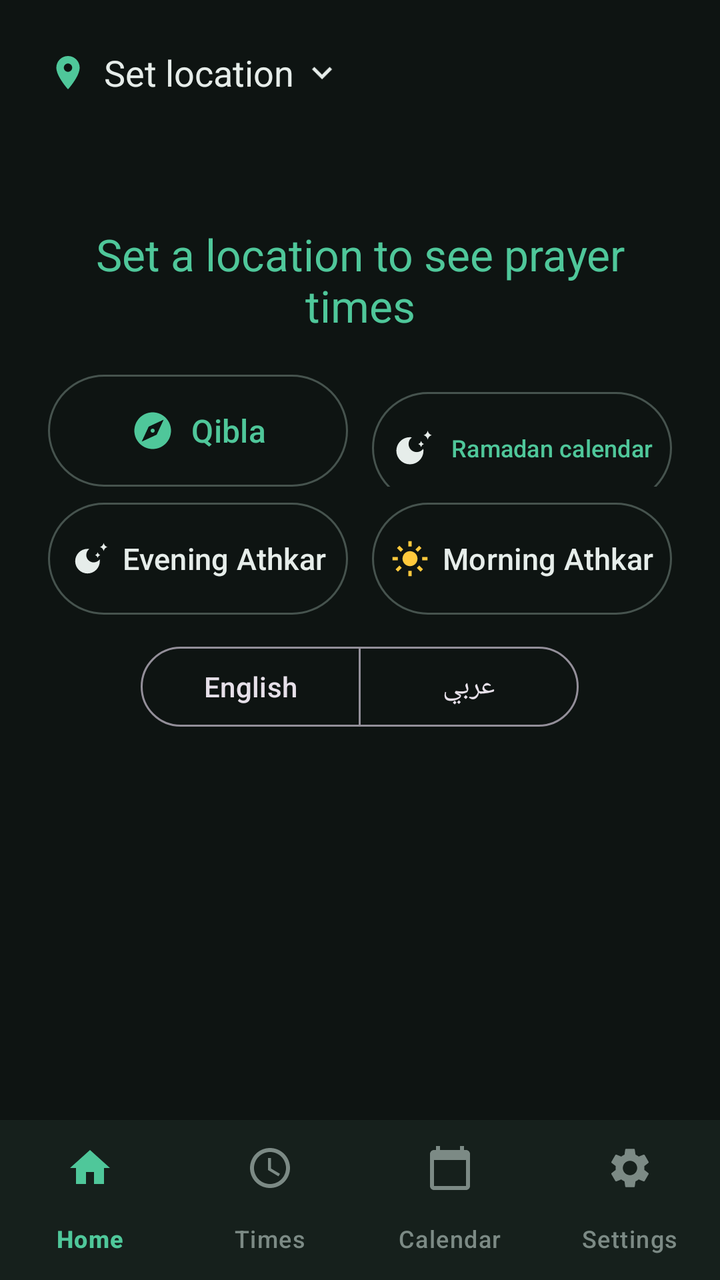
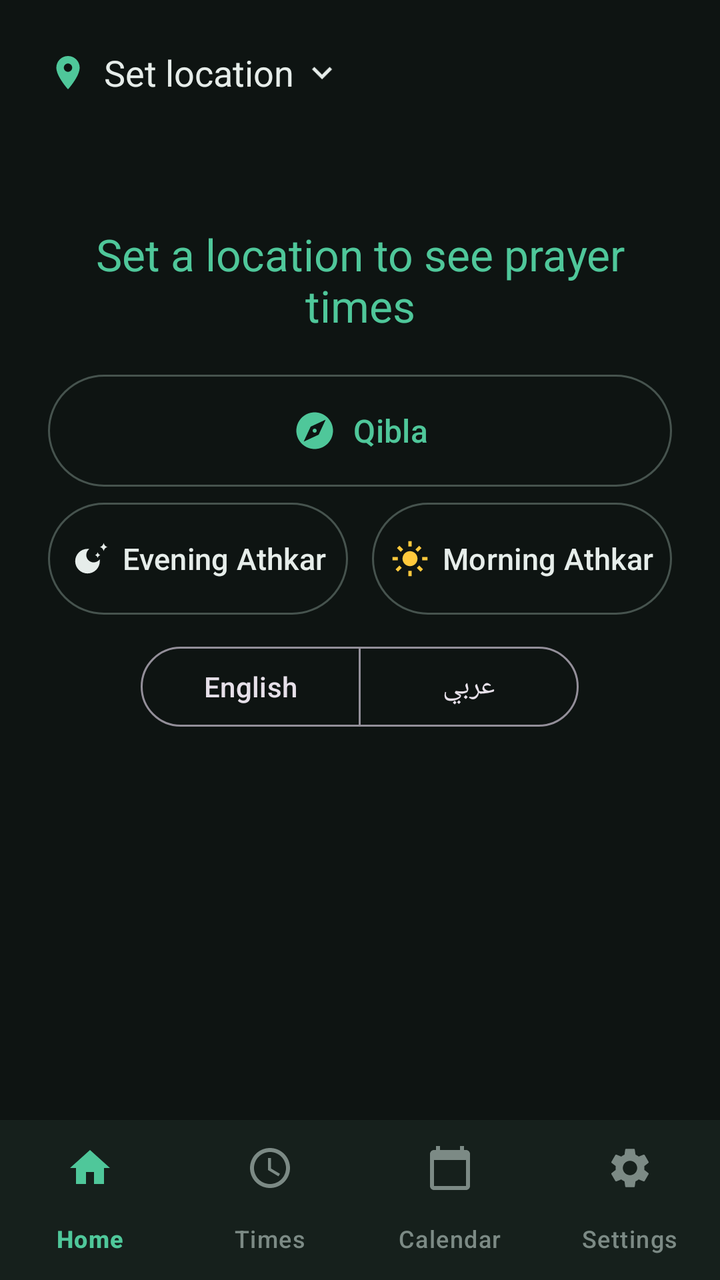

The first picture is an Android layout as it rendered before a commit; the second is the same layout after the commit. The layout source and the unified diff follow.
<!-- AndroidManifest.xml: application theme Theme.Athan -->
<!-- res/layout/activity_main.xml -->
<?xml version="1.0" encoding="utf-8"?>
<LinearLayout xmlns:android="http://schemas.android.com/apk/res/android"
    xmlns:app="http://schemas.android.com/apk/res-auto"
    android:id="@+id/root"
    android:layout_width="match_parent"
    android:layout_height="match_parent"
    android:background="@color/bg"
    android:orientation="vertical">

    <ScrollView
        android:id="@+id/scroll"
        android:layout_width="match_parent"
        android:layout_height="0dp"
        android:layout_weight="1"
        android:fillViewport="true">

        <LinearLayout
            android:id="@+id/content"
            android:layout_width="match_parent"
            android:layout_height="wrap_content"
            android:orientation="vertical"
            android:paddingStart="24dp"
            android:paddingTop="16dp"
            android:paddingEnd="24dp"
            android:paddingBottom="16dp">

            
            <com.google.android.material.button.MaterialButton
                android:id="@+id/stopAthanBar"
                android:layout_width="match_parent"
                android:layout_height="wrap_content"
                android:layout_marginBottom="10dp"
                android:textAllCaps="false"
                android:textSize="16sp"
                android:visibility="gone"
                app:icon="@drawable/ic_athan"
                app:iconGravity="textStart"
                app:iconPadding="8dp" />

            
            <LinearLayout
                android:layout_width="match_parent"
                android:layout_height="wrap_content"
                android:gravity="center_vertical"
                android:orientation="horizontal">

                
                <androidx.constraintlayout.widget.ConstraintLayout
                    android:id="@+id/locationRow"
                    android:layout_width="0dp"
                    android:layout_height="wrap_content"
                    android:layout_weight="1"
                    android:background="?attr/selectableItemBackground"
                    android:paddingTop="8dp"
                    android:paddingBottom="8dp">

                    <ImageView
                        android:id="@+id/cityPin"
                        android:layout_width="20dp"
                        android:layout_height="20dp"
                        android:contentDescription="@string/set_location"
                        android:src="@drawable/ic_place"
                        app:layout_constraintBottom_toBottomOf="parent"
                        app:layout_constraintEnd_toStartOf="@id/cityName"
                        app:layout_constraintHorizontal_bias="0"
                        app:layout_constraintHorizontal_chainStyle="packed"
                        app:layout_constraintStart_toStartOf="parent"
                        app:layout_constraintTop_toTopOf="parent"
                        app:tint="@color/accent" />

                    <TextView
                        android:id="@+id/cityName"
                        android:layout_width="wrap_content"
                        android:layout_height="wrap_content"
                        android:layout_marginStart="8dp"
                        android:ellipsize="end"
                        android:maxLines="1"
                        android:text="@string/set_location"
                        android:textColor="@color/text"
                        android:textSize="18sp"
                        app:layout_constrainedWidth="true"
                        app:layout_constraintBottom_toBottomOf="parent"
                        app:layout_constraintEnd_toStartOf="@id/cityChevron"
                        app:layout_constraintStart_toEndOf="@id/cityPin"
                        app:layout_constraintTop_toTopOf="parent" />

                    <ImageView
                        android:id="@+id/cityChevron"
                        android:layout_width="20dp"
                        android:layout_height="20dp"
                        android:layout_marginStart="4dp"
                        android:importantForAccessibility="no"
                        android:src="@drawable/ic_expand_more"
                        app:layout_constraintBottom_toBottomOf="parent"
                        app:layout_constraintEnd_toEndOf="parent"
                        app:layout_constraintStart_toEndOf="@id/cityName"
                        app:layout_constraintTop_toTopOf="parent"
                        app:tint="@color/text" />
                </androidx.constraintlayout.widget.ConstraintLayout>

                
                <TextView
                    android:id="@+id/temperature"
                    android:layout_width="wrap_content"
                    android:layout_height="wrap_content"
                    android:layout_marginStart="8dp"
                    android:background="@drawable/bg_temperature"
                    android:maxLines="1"
                    android:paddingStart="10dp"
                    android:paddingTop="6dp"
                    android:paddingEnd="10dp"
                    android:paddingBottom="6dp"
                    android:textColor="@color/temperature_text"
                    android:textSize="16sp"
                    android:visibility="gone" />
            </LinearLayout>

            <TextView
                android:id="@+id/hijriDate"
                android:layout_width="match_parent"
                android:layout_height="wrap_content"
                android:layout_marginTop="4dp"
                android:includeFontPadding="false"
                android:textColor="@color/sunrise"
                android:textSize="15sp" />

            <TextView
                android:id="@+id/gregorianDate"
                android:layout_width="match_parent"
                android:layout_height="wrap_content"
                android:layout_marginTop="6dp"
                android:includeFontPadding="false"
                android:textColor="@color/text_dim"
                android:textSize="14sp" />

            
            <TextView
                android:id="@+id/nextPrayer"
                android:layout_width="match_parent"
                android:layout_height="wrap_content"
                android:layout_marginTop="12dp"
                android:gravity="center"
                android:text="@string/no_location_yet"
                android:textColor="@color/accent"
                android:textSize="22sp" />

            
            <FrameLayout
                android:id="@+id/nextCard"
                android:layout_width="match_parent"
                android:layout_height="wrap_content"
                android:layout_marginTop="16dp"
                android:visibility="gone">

                <com.ahmedkhalaf.athan.NextPrayerRing
                    android:id="@+id/nextRing"
                    android:layout_width="280dp"
                    android:layout_height="280dp"
                    android:layout_gravity="center" />

                <LinearLayout
                    android:id="@+id/nextInner"
                    android:layout_width="wrap_content"
                    android:layout_height="wrap_content"
                    android:layout_gravity="center"
                    android:gravity="center_horizontal"
                    android:orientation="vertical">

                    <TextView
                        android:id="@+id/nextLabel"
                        android:layout_width="wrap_content"
                        android:layout_height="wrap_content"
                        android:text="@string/next_prayer_label"
                        android:textColor="@color/sunrise"
                        android:textSize="16sp" />

                    <TextView
                        android:id="@+id/nextName"
                        android:layout_width="wrap_content"
                        android:layout_height="wrap_content"
                        android:textColor="@color/accent"
                        android:textSize="36sp"
                        android:textStyle="bold" />

                    
                    <TextView
                        android:id="@+id/nextCountdown"
                        android:layout_width="wrap_content"
                        android:layout_height="wrap_content"
                        android:fontFeatureSettings="tnum"
                        android:includeFontPadding="false"
                        android:textColor="@color/text"
                        android:textDirection="ltr"
                        android:textSize="40sp"
                        android:textStyle="bold" />

                    <View
                        android:id="@+id/nextDivider"
                        android:layout_width="24dp"
                        android:layout_height="2dp"
                        android:layout_marginTop="10dp"
                        android:layout_marginBottom="8dp"
                        android:background="@color/accent" />

                    <TextView
                        android:id="@+id/nextTime"
                        android:layout_width="wrap_content"
                        android:layout_height="wrap_content"
                        android:textColor="@color/text"
                        android:textSize="20sp" />

                    <TextView
                        android:id="@+id/nextIqama"
                        android:layout_width="wrap_content"
                        android:layout_height="wrap_content"
                        android:layout_marginTop="2dp"
                        android:textColor="@color/iqama"
                        android:textSize="16sp"
                        android:visibility="gone" />
                </LinearLayout>
            </FrameLayout>

            <TextView
                android:id="@+id/alarmWarning"
                android:layout_width="match_parent"
                android:layout_height="wrap_content"
                android:layout_marginTop="12dp"
                android:background="@color/warning_bg"
                android:padding="12dp"
                android:text="@string/exact_alarm_blocked"
                android:textColor="@color/warning_text"
                android:textSize="13sp"
                android:visibility="gone" />

            
            <LinearLayout
                android:id="@+id/timesContainer"
                android:layout_width="match_parent"
                android:layout_height="wrap_content"
                android:layout_marginTop="10dp"
                android:orientation="vertical" />

            <LinearLayout
                android:id="@+id/allTimesButton"
                android:layout_width="match_parent"
                android:layout_height="52dp"
                android:layout_marginTop="16dp"
                android:background="@drawable/bg_pill"
                android:clickable="true"
                android:focusable="true"
                android:gravity="center_vertical"
                android:orientation="horizontal"
                android:paddingStart="20dp"
                android:paddingEnd="16dp"
                android:visibility="gone">

                <ImageView
                    android:layout_width="22dp"
                    android:layout_height="22dp"
                    android:importantForAccessibility="no"
                    android:src="@drawable/ic_list"
                    app:tint="@color/accent" />

                <TextView
                    android:layout_width="0dp"
                    android:layout_height="wrap_content"
                    android:layout_weight="1"
                    android:gravity="center"
                    android:text="@string/all_times"
                    android:textColor="@color/accent"
                    android:textSize="17sp" />

                <ImageView
                    android:layout_width="22dp"
                    android:layout_height="22dp"
                    android:importantForAccessibility="no"
                    android:src="@drawable/ic_chevron_forward"
                    app:tint="@color/text" />
            </LinearLayout>

            <LinearLayout
                android:layout_width="match_parent"
                android:layout_height="wrap_content"
                android:layout_marginTop="10dp"
                android:orientation="horizontal">

                <com.google.android.material.button.MaterialButton
                    android:id="@+id/qiblaButton"
                    style="?attr/materialButtonOutlinedStyle"
                    android:layout_width="0dp"
                    android:layout_height="56dp"
                    android:layout_marginEnd="6dp"
                    android:layout_weight="1"
                    android:insetTop="0dp"
                    android:insetBottom="0dp"
                    android:maxLines="1"
                    android:text="@string/qibla"
                    android:textAllCaps="false"
                    android:textColor="@color/accent"
                    android:textSize="16sp"
                    app:cornerRadius="28dp"
                    app:icon="@drawable/ic_explore"
                    app:iconGravity="textStart"
                    app:iconPadding="8dp"
                    app:iconSize="22dp"
                    app:iconTint="@color/accent"
                    app:strokeColor="@color/icon_idle" />

                <com.google.android.material.button.MaterialButton
                    android:id="@+id/ramadanButton"
                    style="?attr/materialButtonOutlinedStyle"
                    android:layout_width="0dp"
                    android:layout_height="56dp"
                    android:layout_marginStart="6dp"
                    android:layout_weight="1"
                    android:insetTop="0dp"
                    android:insetBottom="0dp"
                    android:maxLines="1"
                    android:minWidth="0dp"
                    android:paddingStart="8dp"
                    android:paddingEnd="8dp"
                    android:text="@string/ramadan"
                    android:textAllCaps="false"
                    android:textColor="@color/accent"
                    app:autoSizeMaxTextSize="16sp"
                    app:autoSizeMinTextSize="11sp"
                    app:autoSizeStepGranularity="1sp"
                    app:autoSizeTextType="uniform"
                    app:cornerRadius="28dp"
                    app:icon="@drawable/ic_adhkar_evening"
                    app:iconGravity="textStart"
                    app:iconPadding="8dp"
                    app:iconSize="22dp"
                    app:iconTint="@color/text"
                    app:strokeColor="@color/icon_idle" />
            </LinearLayout>

            
            <LinearLayout
                android:layout_width="match_parent"
                android:layout_height="wrap_content"
                android:layout_marginTop="8dp"
                android:orientation="horizontal">

                <com.google.android.material.button.MaterialButton
                    android:id="@+id/eveningAdhkarButton"
                    style="?attr/materialButtonOutlinedStyle"
                    android:layout_width="0dp"
                    android:layout_height="56dp"
                    android:layout_marginEnd="6dp"
                    android:layout_weight="1"
                    android:insetTop="0dp"
                    android:insetBottom="0dp"
                    android:maxLines="1"
                    android:minWidth="0dp"
                    android:paddingStart="6dp"
                    android:paddingEnd="6dp"
                    android:text="@string/adhkar_evening"
                    android:textAllCaps="false"
                    android:textColor="@color/text"
                    app:autoSizeMaxTextSize="15sp"
                    app:autoSizeMinTextSize="10sp"
                    app:autoSizeStepGranularity="1sp"
                    app:autoSizeTextType="uniform"
                    app:cornerRadius="28dp"
                    app:icon="@drawable/ic_adhkar_evening"
                    app:iconGravity="textStart"
                    app:iconPadding="6dp"
                    app:iconSize="20dp"
                    app:iconTint="@color/text"
                    app:strokeColor="@color/icon_idle" />

                <com.google.android.material.button.MaterialButton
                    android:id="@+id/morningAdhkarButton"
                    style="?attr/materialButtonOutlinedStyle"
                    android:layout_width="0dp"
                    android:layout_height="56dp"
                    android:layout_marginStart="6dp"
                    android:layout_weight="1"
                    android:insetTop="0dp"
                    android:insetBottom="0dp"
                    android:maxLines="1"
                    android:minWidth="0dp"
                    android:paddingStart="6dp"
                    android:paddingEnd="6dp"
                    android:text="@string/adhkar_morning"
                    android:textAllCaps="false"
                    android:textColor="@color/text"
                    app:autoSizeMaxTextSize="15sp"
                    app:autoSizeMinTextSize="10sp"
                    app:autoSizeStepGranularity="1sp"
                    app:autoSizeTextType="uniform"
                    app:cornerRadius="28dp"
                    app:icon="@drawable/ic_adhkar_morning"
                    app:iconGravity="textStart"
                    app:iconPadding="6dp"
                    app:iconSize="20dp"
                    app:iconTint="@color/sunrise"
                    app:strokeColor="@color/icon_idle" />
            </LinearLayout>

            
            <com.google.android.material.button.MaterialButtonToggleGroup
                android:id="@+id/languageGroup"
                android:layout_width="wrap_content"
                android:layout_height="wrap_content"
                android:layout_gravity="center_horizontal"
                android:layout_marginTop="12dp"
                app:selectionRequired="true"
                app:singleSelection="true">

                <com.google.android.material.button.MaterialButton
                    android:id="@+id/langEnglish"
                    style="?attr/materialButtonOutlinedStyle"
                    android:layout_width="wrap_content"
                    android:layout_height="wrap_content"
                    android:minWidth="110dp"
                    android:text="@string/lang_english"
                    android:textAllCaps="false"
                    android:textSize="14sp" />

                <com.google.android.material.button.MaterialButton
                    android:id="@+id/langArabic"
                    style="?attr/materialButtonOutlinedStyle"
                    android:layout_width="wrap_content"
                    android:layout_height="wrap_content"
                    android:minWidth="110dp"
                    android:text="@string/lang_arabic"
                    android:textAllCaps="false"
                    android:textSize="14sp" />
            </com.google.android.material.button.MaterialButtonToggleGroup>

        </LinearLayout>
    </ScrollView>

    <com.google.android.material.bottomnavigation.BottomNavigationView
        android:id="@+id/bottomNav"
        android:layout_width="match_parent"
        android:layout_height="wrap_content"
        android:background="@color/surface"
        app:itemActiveIndicatorStyle="@style/HomeNavIndicator"
        app:itemIconTint="@color/home_nav_item"
        app:itemTextColor="@color/home_nav_item"
        app:labelVisibilityMode="labeled"
        app:menu="@menu/home_nav" />
</LinearLayout>
<!-- resources referenced by this layout -->
<resources>
  <color name="accent">#4FC79A</color>
  <color name="bg">#0E1412</color>
  <color name="icon_idle">#46534E</color>
  <color name="iqama">#6CC8FF</color>
  <color name="sunrise">#FFC93C</color>
  <color name="surface">#16201C</color>
  <color name="temperature_text">#8FE8C4</color>
  <color name="text">#E6EDEA</color>
  <color name="text_dim">#7C8A85</color>
  <color name="warning_bg">#3A2A0E</color>
  <color name="warning_text">#F0C674</color>
  <!-- drawable bg_pill (drawable) -->
  <?xml version="1.0" encoding="utf-8"?>
  <ripple xmlns:android="http://schemas.android.com/apk/res/android"
      android:color="#334FC79A">
      <item>
          <shape android:shape="rectangle">
              <corners android:radius="28dp" />
              <stroke
                  android:width="1dp"
                  android:color="@color/accent" />
          </shape>
      </item>
  </ripple>
  <!-- drawable bg_temperature (drawable) -->
  <?xml version="1.0" encoding="utf-8"?>
  <layer-list xmlns:android="http://schemas.android.com/apk/res/android">
      <item>
          <shape android:shape="oval">
              <gradient
                  android:centerColor="#334FC79A"
                  android:endColor="#004FC79A"
                  android:gradientRadius="34dp"
                  android:startColor="#554FC79A"
                  android:type="radial" />
          </shape>
      </item>
  </layer-list>
  <!-- drawable ic_chevron_forward (drawable) -->
  <?xml version="1.0" encoding="utf-8"?>
  <vector xmlns:android="http://schemas.android.com/apk/res/android"
      android:width="24dp"
      android:height="24dp"
      android:autoMirrored="true"
      android:viewportWidth="24"
      android:viewportHeight="24">
      <path
          android:fillColor="@android:color/white"
          android:pathData="M10,6L8.59,7.41 13.17,12l-4.58,4.59L10,18l6,-6z" />
  </vector>
  <!-- drawable ic_expand_more (drawable) -->
  <?xml version="1.0" encoding="utf-8"?>
  <vector xmlns:android="http://schemas.android.com/apk/res/android"
      android:width="24dp"
      android:height="24dp"
      android:autoMirrored="false"
      android:viewportWidth="24"
      android:viewportHeight="24">
      <path
          android:fillColor="@android:color/white"
          android:pathData="M16.59,8.59L12,13.17 7.41,8.59 6,10l6,6 6,-6z" />
  </vector>
  <!-- drawable ic_place (drawable) -->
  <?xml version="1.0" encoding="utf-8"?>
  <vector xmlns:android="http://schemas.android.com/apk/res/android"
      android:width="18dp"
      android:height="18dp"
      android:viewportWidth="24"
      android:viewportHeight="24">
      <path
          android:fillColor="@android:color/white"
          android:pathData="M12,2C8.13,2 5,5.13 5,9c0,5.25 7,13 7,13s7,-7.75 7,-13c0,-3.87 -3.13,-7 -7,-7zM12,11.5c-1.38,0 -2.5,-1.12 -2.5,-2.5s1.12,-2.5 2.5,-2.5 2.5,1.12 2.5,2.5 -1.12,2.5 -2.5,2.5z" />
  </vector>
  <string name="adhkar_evening">Evening Athkar</string>
  <string name="adhkar_morning">Morning Athkar</string>
  <string name="all_times">All times</string>
  <string name="exact_alarm_blocked">Exact alarms are turned off, so the athan can\'t fire on time. Tap to allow.</string>
  <string name="lang_arabic">عربي</string>
  <string name="lang_english">English</string>
  <string name="next_prayer_label">Next prayer</string>
  <string name="no_location_yet">Set a location to see prayer times</string>
  <string name="qibla">Qibla</string>
  <string name="ramadan">Ramadan calendar</string>
  <string name="set_location">Set location</string>
  <style name="HomeNavIndicator" parent="Widget.Material3.BottomNavigationView.ActiveIndicator">
          <item name="android:color">@android:color/transparent</item>
      </style>
  <!-- unchanged entries left out for length: 6 -->
</resources>

<!-- the commit's change to res/layout/activity_main.xml (unified diff, before → after) -->
@@ -289,7 +289,6 @@
                     style="?attr/materialButtonOutlinedStyle"
                     android:layout_width="0dp"
                     android:layout_height="56dp"
-                    android:layout_marginEnd="6dp"
                     android:layout_weight="1"
                     android:insetTop="0dp"
                     android:insetBottom="0dp"
@@ -306,33 +305,6 @@
                     app:iconTint="@color/accent"
                     app:strokeColor="@color/icon_idle" />
 
-                <com.google.android.material.button.MaterialButton
-                    android:id="@+id/ramadanButton"
-                    style="?attr/materialButtonOutlinedStyle"
-                    android:layout_width="0dp"
-                    android:layout_height="56dp"
-                    android:layout_marginStart="6dp"
-                    android:layout_weight="1"
-                    android:insetTop="0dp"
-                    android:insetBottom="0dp"
-                    android:maxLines="1"
-                    android:minWidth="0dp"
-                    android:paddingStart="8dp"
-                    android:paddingEnd="8dp"
-                    android:text="@string/ramadan"
-                    android:textAllCaps="false"
-                    android:textColor="@color/accent"
-                    app:autoSizeMaxTextSize="16sp"
-                    app:autoSizeMinTextSize="11sp"
-                    app:autoSizeStepGranularity="1sp"
-                    app:autoSizeTextType="uniform"
-                    app:cornerRadius="28dp"
-                    app:icon="@drawable/ic_adhkar_evening"
-                    app:iconGravity="textStart"
-                    app:iconPadding="8dp"
-                    app:iconSize="22dp"
-                    app:iconTint="@color/text"
-                    app:strokeColor="@color/icon_idle" />
             </LinearLayout>
 
             
<!-- resource entries referenced after the edit -->
@@ -82,7 +82,6 @@
   <string name="next_prayer_label">Next prayer</string>
   <string name="no_location_yet">Set a location to see prayer times</string>
   <string name="qibla">Qibla</string>
-  <string name="ramadan">Ramadan calendar</string>
   <string name="set_location">Set location</string>
   <style name="HomeNavIndicator" parent="Widget.Material3.BottomNavigationView.ActiveIndicator">
           <item name="android:color">@android:color/transparent</item>
